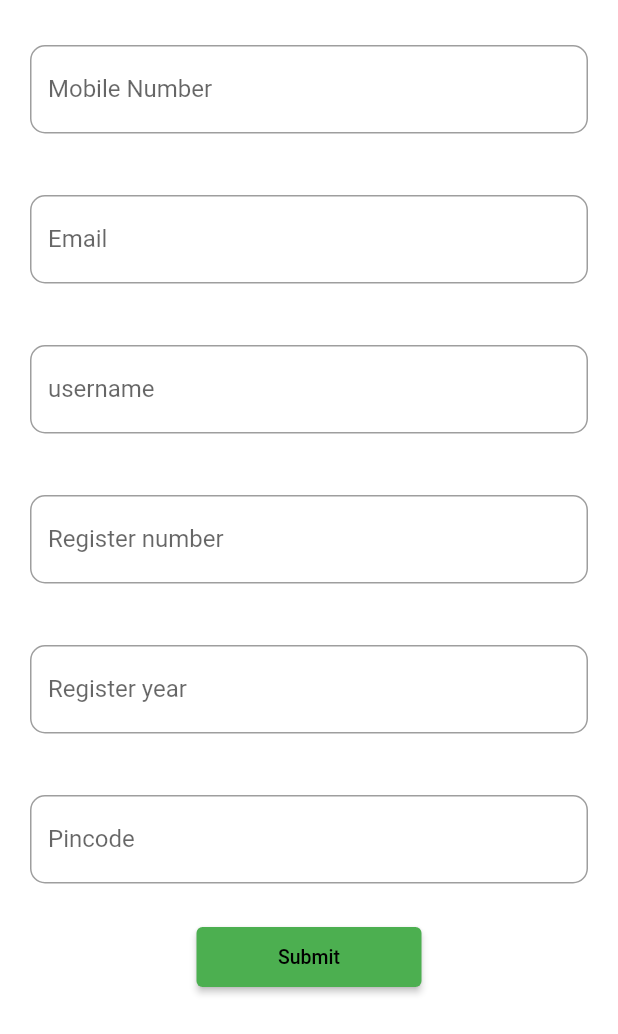
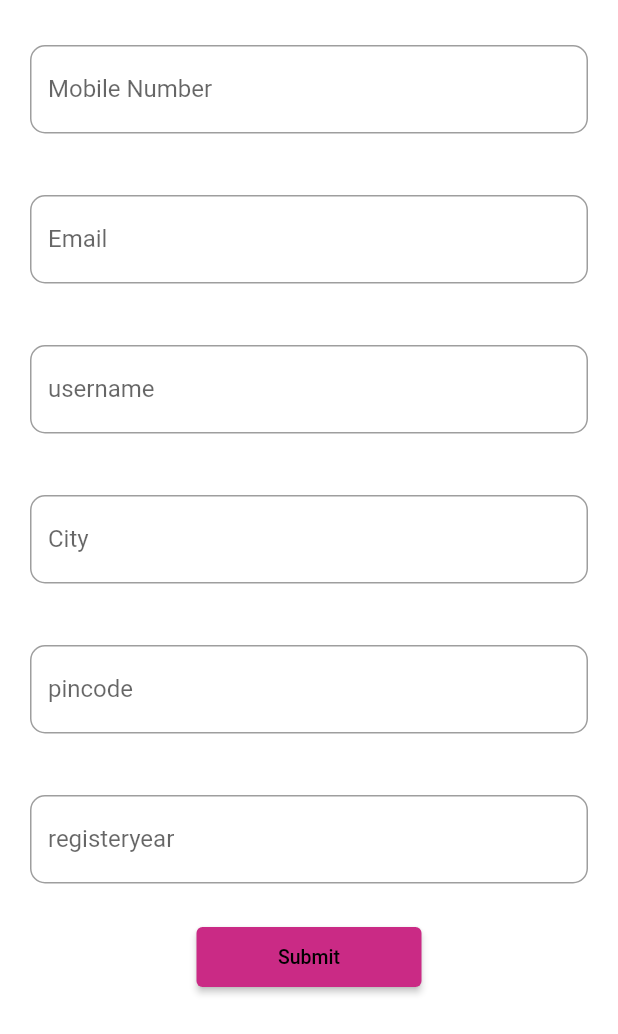
Before and after one commit to muhammadfazilkp/hospital-management, a Flutter app: the UserProfileUpadtingPage screen opened directly, on a phone screen of 412 x 824 dp. Shown: the top 1034 px of the screen. Run offline on Flutter 3.47's test engine with Material 2 defaults, Android fonts, the phone set to English and light mode, and no system bars; our stand-ins replace cloud_firestore, firebase_auth, firebase_core, firebase_storage, flutter_chat_types, flutter_chat_ui and 4 more; missing offline and left inert: otp_pin_field, razorpay_flutter; accounts and stored records are empty; network calls fail; Roboto replaces fonts that are missing (Kadwa).

Commit message:
userProfile updated

```diff
--- a/flutter_application_1/lib/controller/provider/pyment_provider/rozer_pay.dart
+++ b/flutter_application_1/lib/controller/provider/pyment_provider/rozer_pay.dart
@@ -58,6 +58,8 @@ class PaymentProvider extends ChangeNotifier {
       ditailsList.add(doc);
     }
     notifyListeners();
+
   }
+
 }
 //
--- a/flutter_application_1/lib/controller/provider/signin_and_login/signin.dart
+++ b/flutter_application_1/lib/controller/provider/signin_and_login/signin.dart
@@ -11,4 +11,6 @@ class SigninPageLogin extends ChangeNotifier {
     await auth.createUserWithEmailAndPassword(email: email, password: password);
     notifyListeners();
   }
+
+  //Userprofile Updating page //
 }
--- /dev/null
+++ b/flutter_application_1/lib/controller/provider/userprofile_updating_provider/user_profile.dart
@@ -0,0 +1,64 @@
+import 'package:cloud_firestore/cloud_firestore.dart';
+import 'package:flutter/material.dart';
+import 'package:flutter_application_1/model/doctor/userprofile/uuser_m.dart';
+
+class UserProfileUpadtingprovider extends ChangeNotifier {
+
+  List<Userprofile>users =[];
+  final firebaseFirestore =
+      FirebaseFirestore.instance.collection('UserProfile');
+
+
+  TextEditingController mobileNumberController = TextEditingController();
+  TextEditingController emailController1 = TextEditingController();
+  TextEditingController userNameController = TextEditingController();
+  TextEditingController cityController = TextEditingController();
+  TextEditingController pinCodeController = TextEditingController();
+  TextEditingController registerYearController = TextEditingController();
+
+  List<String> userProfileUpdateHintTextes = [
+    'Mobile Number',
+    'Email',
+    'username',
+    'City ',
+    'pincode',
+    'registeryear',
+  ];
+
+  Future<void> addUserDiteails(
+      String phoneNumber,
+      String email,
+      String username,
+      String city,
+      String pincode,
+      String registeryear) async {
+        Map<String,dynamic>adding ={
+          'mobilnumber':phoneNumber,
+          'email' :email,
+          'username':username,
+          'city':city,
+          'pincode':pincode,
+          'registeryear':registeryear
+
+        };
+        firebaseFirestore.add(adding);
+
+      }
+
+   Future<void> getAllDoctors() async {
+    final QuerySnapshot<Map<String, dynamic>> querySnapshot =
+        await firebaseFirestore.get();
+
+    final List<Map<String, dynamic>> viewlist =
+        querySnapshot.docs.map((doc) => doc.data()).toSet().toList();
+    // User.clear();
+    for (var data in viewlist) {
+      Userprofile user = Userprofile.fromJson(data);
+      users.add(user);
+      notifyListeners();
+    }
+  }
+
+
+
+}
--- a/flutter_application_1/lib/core/lists.dart
+++ b/flutter_application_1/lib/core/lists.dart
@@ -1,27 +1,27 @@
-import 'package:flutter/material.dart';
+// import 'package:flutter/material.dart';
 
-List<String> userProfileUpdateHintTextes = [
-  'Mobile Number',
-  'Email',
-  'username',
-  'Register number',
-  'Register year',
-  'Pincode',
+// List<String> userProfileUpdateHintTextes = [
+//   'Mobile Number',
+//   'Email',
+//   'username',
+//   'Register number',
+//   'Register year',
+//   'Pincode',
 
-];
+// ];
 
-TextEditingController mobileNumberController = TextEditingController();
-TextEditingController emailController = TextEditingController();
-TextEditingController userNameController = TextEditingController();
-TextEditingController registerNumberController = TextEditingController();
-TextEditingController pinCodeController = TextEditingController();
-TextEditingController registerYearController = TextEditingController();
+// TextEditingController mobileNumberController = TextEditingController();
+// TextEditingController emailController = TextEditingController();
+// TextEditingController userNameController = TextEditingController();
+// TextEditingController registerNumberController = TextEditingController();
+// TextEditingController pinCodeController = TextEditingController();
+// TextEditingController registerYearController = TextEditingController();
 
-List<TextEditingController> userProfileUpdateControllers = [
-  mobileNumberController,
-  emailController,
-  userNameController,
-  registerNumberController,
-  pinCodeController,
-  registerYearController
-];
+// List<TextEditingController> userProfileUpdateControllers = [
+//   mobileNumberController,
+//   emailController,
+//   userNameController,
+//   registerNumberController,
+//   pinCodeController,
+//   registerYearController
+// ];
--- a/flutter_application_1/lib/main.dart
+++ b/flutter_application_1/lib/main.dart
@@ -4,6 +4,7 @@ import 'package:flutter_application_1/controller/provider/admin_side/admin_addin
 import 'package:flutter_application_1/controller/provider/otp_authentication_pv/otp_auth.dart';
 import 'package:flutter_application_1/controller/provider/search/searh.dart';
 import 'package:flutter_application_1/controller/provider/signin_and_login/signin.dart';
+import 'package:flutter_application_1/controller/provider/userprofile_updating_provider/user_profile.dart';
 import 'package:flutter_application_1/presentetion/splash/splash.dart';
 import 'package:provider/provider.dart';
 import 'controller/provider/otp_loodin_widget/otp.dart';
@@ -33,7 +34,8 @@ class Myapp extends StatelessWidget {
         ChangeNotifierProvider(create: (context) => OtpAuthenticationRepository('jfhgf'),),
         ChangeNotifierProvider(create: (context) =>  AuthenticationProvider(),),
         ChangeNotifierProvider(create: (context) => DoctorProvider(),),
-        ChangeNotifierProvider(create: (context) => SlotChekingProvider(),)
+        ChangeNotifierProvider(create: (context) => SlotChekingProvider(),),
+        ChangeNotifierProvider(create: (context) => UserProfileUpadtingprovider(),)
       ],
       child: MaterialApp(
         title: 'Hospital Management',
--- a/flutter_application_1/lib/model/doctor/doctor_side.dart
+++ b/flutter_application_1/lib/model/doctor/doctor_side.dart
@@ -6,11 +6,10 @@ class DoctorSide {
   // String? times;
 
   DoctorSide(
-    // this.datetime,
+
     this.strtingtime,
     this.endingTime,
-    // this.slotes,
-    // this.times,
+
   );
 
   factory DoctorSide.fromJson(Map<String, dynamic> json) {
--- /dev/null
+++ b/flutter_application_1/lib/model/doctor/userprofile/uuser_m.dart
@@ -0,0 +1,33 @@
+class Userprofile {
+  String? mobilenumber;
+  String? email;
+  String? username;
+  String? city;
+  String? pincode;
+  String? registeryear;
+
+  Userprofile(this.mobilenumber, this.email, this.username, this.city,
+      this.pincode, this.registeryear);
+
+  factory Userprofile.fromJson(Map<String, dynamic> json) {
+    return Userprofile(
+      json['mobilenumber'],
+      json['email'],
+      json['username'],
+      json['city'],
+      json['pincode'],
+      json['regesteryear'],
+    );
+  }
+
+  Map<String, dynamic> toJson() {
+    return {
+      'mobilenumber': mobilenumber,
+      'email': email,
+      'username': username,
+      'city': city,
+      'pincode': pincode,
+      'regesteryear': registeryear,
+    };
+  }
+}
--- a/flutter_application_1/lib/presentetion/hospitaladmin/payment_deatails/payment_dtls.dart
+++ b/flutter_application_1/lib/presentetion/hospitaladmin/payment_deatails/payment_dtls.dart
@@ -2,6 +2,7 @@ import 'package:cloud_firestore/cloud_firestore.dart';
 import 'package:flutter/material.dart';
 import 'package:flutter_application_1/controller/provider/pyment_provider/rozer_pay.dart';
 import 'package:flutter_application_1/core/core.dart';
+import 'package:flutter_application_1/model/doctor/doctor.dart';
 import 'package:provider/provider.dart';
 
 class PaymentDetailsPage extends StatelessWidget {
@@ -11,6 +12,7 @@ class PaymentDetailsPage extends StatelessWidget {
   Widget build(BuildContext context) {
     final paymentProvider = Provider.of<PaymentProvider>(context);
     final paymentList = paymentProvider.ditailsList;
+      Doctor? doctor;
     paymentProvider.getAllPayments();
 
     return Scaffold(
@@ -31,9 +33,9 @@ class PaymentDetailsPage extends StatelessWidget {
                   children: [
                     box,
                     ListTile(
-                      title: Text('userName : ${payment.get('userName')}'),
+                      title: Text('userName : ${payment.get('')}'),
                       subtitle:
-                          Text('doctorName :${payment.get('doctorName')}'),
+                          Text('doctorName :${payment.get(doctor!.doctor)}'),
                       trailing: TextButton.icon(
                           onPressed: () {},
                           icon: const Icon(Icons.currency_rupee_outlined),
--- a/flutter_application_1/lib/presentetion/otp_page/otp_verification_page.dart
+++ b/flutter_application_1/lib/presentetion/otp_page/otp_verification_page.dart
@@ -3,7 +3,6 @@ import 'package:flutter/material.dart';
 import 'package:flutter_application_1/controller/provider/otp_authentication_pv/otp_auth.dart';
 import 'package:flutter_application_1/core/core.dart';
 import 'package:flutter_application_1/presentetion/userprofileupdatepage/userprofile.dart';
-import 'package:flutter_application_1/presentetion/veryfypage/veryfeying_page.dart';
 import 'package:google_fonts/google_fonts.dart';
 import 'package:otp_pin_field/otp_pin_field.dart';
 import 'package:provider/provider.dart';
@@ -185,7 +184,7 @@ class _OtpVerificationpScreenState extends State<OtpVerificationpScreen> {
                                 context,
                                 MaterialPageRoute(
                                     builder: (context) =>
-                                        const VeryfyingPageScreen()));
+                                         UserProfileUpadtingPage()));
                           },
                           style: ButtonStyle(
                             shape: MaterialStatePropertyAll<RoundedRectangleBorder>(
--- a/flutter_application_1/lib/presentetion/pyment_screen_rz/pyment.dart
+++ b/flutter_application_1/lib/presentetion/pyment_screen_rz/pyment.dart
@@ -10,10 +10,10 @@ class PymentScreen extends StatefulWidget {
   const PymentScreen({Key? key}) : super(key: key);
 
   @override
-  State<PymentScreen> createState() => _PymentScreenState();
+  State<PymentScreen> createState() => PymentScreenState();
 }
 
-class _PymentScreenState extends State<PymentScreen> {
+class PymentScreenState extends State<PymentScreen> {
   void _handlePaymentSuccess(PaymentSuccessResponse response) {
     Fluttertoast.showToast(
       msg: 'Success Payment: ${response.paymentId}',
--- a/flutter_application_1/lib/presentetion/userprofileupdatepage/userprofile.dart
+++ b/flutter_application_1/lib/presentetion/userprofileupdatepage/userprofile.dart
@@ -1,13 +1,14 @@
 import 'package:flutter/material.dart';
+import 'package:flutter_application_1/controller/provider/userprofile_updating_provider/user_profile.dart';
 import 'package:flutter_application_1/core/core.dart';
-import 'package:flutter_application_1/core/lists.dart';
 import 'package:flutter_application_1/presentetion/homepage/home_page.dart';
 import 'package:flutter_application_1/presentetion/widgets/custom.dart';
+import 'package:provider/provider.dart';
 
 class UserProfileUpadtingPage extends StatelessWidget {
   UserProfileUpadtingPage({super.key});
 
-  final fkey=GlobalKey<FormState>();
+  final fkey = GlobalKey<FormState>();
 
   @override
   Widget build(BuildContext context) {
@@ -15,17 +16,32 @@ class UserProfileUpadtingPage extends StatelessWidget {
       body: SafeArea(
         child: SingleChildScrollView(
           scrollDirection: Axis.vertical,
+          child: Form(
+            key:fkey ,
             child: Column(
               children: [
                 Padding(
                   padding: const EdgeInsets.only(top: 10),
-                child: Column(
+                  child: Consumer<UserProfileUpadtingprovider>(
+                    builder: (context, value, child) => Column(
                       children: List.generate(
-                      userProfileUpdateHintTextes.length,
+                          value.userProfileUpdateHintTextes.length,
                           (index) => CustomTextFormField(
-                            hintText: userProfileUpdateHintTextes[index],
-                            controller: userProfileUpdateControllers[index],
+                                hintText:
+                                    value.userProfileUpdateHintTextes[index],
+                                controller: index == 0
+                                    ? value.mobileNumberController
+                                    : index == 1
+                                        ? value.userNameController
+                                        : index == 2
+                                            ? value.emailController1
+                                            : index == 3
+                                                ? value.cityController
+                                                : index == 4
+                                                    ? value.pinCodeController
+                                                    : value.registerYearController,
                               )),
+                    ),
                   ),
                 ),
                 Padding(
@@ -33,28 +49,46 @@ class UserProfileUpadtingPage extends StatelessWidget {
                   child: SizedBox(
                     height: 40,
                     width: 150,
-                  child: ElevatedButton(
-                      onPressed: () {
+                    child: Consumer<UserProfileUpadtingprovider>(
+                      builder: (context, userProfileUpadtingprovider, child) =>
+                          ElevatedButton(
+                              onPressed: () async {
+                                if (fkey.currentState!.validate()) {
+                                await  userProfileUpadtingprovider.addUserDiteails(
+                                      userProfileUpadtingprovider
+                                          .mobileNumberController.text
+                                          .trim(),
+                                      userProfileUpadtingprovider
+                                          .emailController1.text,
+                                      userProfileUpadtingprovider
+                                          .userNameController.text,
+                                      userProfileUpadtingprovider
+                                          .cityController.text,
+                                      userProfileUpadtingprovider
+                                          .pinCodeController.text,
+                                      userProfileUpadtingprovider
+                                          .registerYearController.text);
+
                                   Navigator.push(
                                       context,
                                       MaterialPageRoute(
-                                builder: (context) => const HomePageScreen()));
-
-                              // if(fkey.currentState!.validate()){
-
-
-                              // }
+                                          builder: (context) =>
+                                              const HomePageScreen()));
+                                }
                               },
                               style: const ButtonStyle(
-                        backgroundColor: MaterialStatePropertyAll(Colors.green),
+                                backgroundColor:
+                                    MaterialStatePropertyAll(Color.fromARGB(255, 202, 42, 133)),
                               ),
                               child: Text(
                                 'Submit',
                                 style: fonts,
                               )),
                     ),
+                  ),
                 )
               ],
+            ),
           ),
         ),
       ),
--- a/flutter_application_1/lib/presentetion/widgets/custom.dart
+++ b/flutter_application_1/lib/presentetion/widgets/custom.dart
@@ -18,9 +18,7 @@ class CustomTextFormField extends StatelessWidget {
   final TextEditingController controller;
   @override
   Widget build(BuildContext context) {
-    return Form(
-      key: userProfileUpadtingPage.fkey,
-      child: Padding(
+    return Padding(
       padding: const EdgeInsets.all(20),
       child: SizedBox(
         height: 60,
@@ -34,6 +32,8 @@ class CustomTextFormField extends StatelessWidget {
           validator: (value) {
           if(value==null || value.isEmpty){
              return 'Please enter $hintText';
+          }else if(value==""){
+            return 'Please enter $hintText';
           }
           else{
             return null;
@@ -41,7 +41,6 @@ class CustomTextFormField extends StatelessWidget {
            },
         ),
       ),
-      ),
     );
   }
 }
```
Also changed, not shown: flutter_application_1/lib/presentetion/homepage/home_page.dart (+16 -12 lines), flutter_application_1/lib/presentetion/slot_screens/view_slot.dart (+29 -17 lines), flutter_application_1/lib/presentetion/user_appoiment/appoiment.dart (deleted, +0 -161 lines), flutter_application_1/lib/controller/provider/admin_side/admin_adding_side.dart (line endings or trailing spaces). Lines whose indentation alone changed are shown as unchanged.
